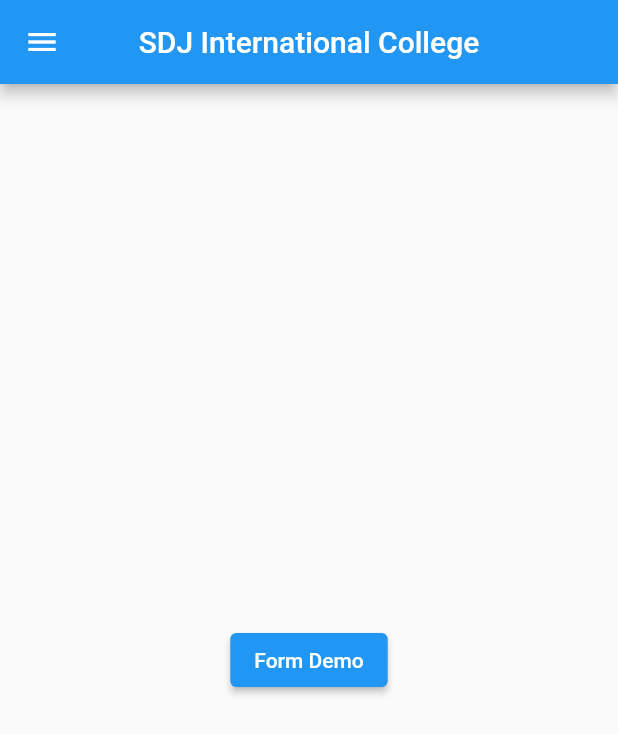
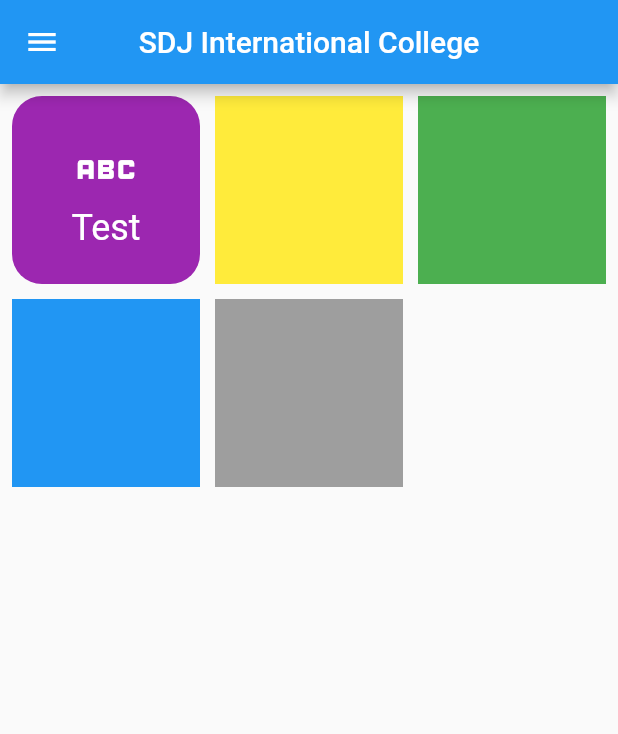
Before and after one commit to NehalPatel/sdjic_flutter, a Flutter app: the screen it shows after launch, on a phone screen of 412 x 824 dp. Shown: the top 734 px of the screen. Run offline on Flutter 3.47's test engine with Material 2 defaults, Android fonts, the phone set to English and light mode, and no system bars; our stand-ins replace fluttertoast; project files that could hold a hidden picture were left out.

Commit message:
design changes

```diff
--- a/lib/main.dart
+++ b/lib/main.dart
@@ -34,13 +34,32 @@ class HomePage extends StatelessWidget {
         title: const Text('SDJ International College'),
         centerTitle: true,
       ),
-      body: Center(
-        child: Column(
-          mainAxisAlignment: MainAxisAlignment.center,
+      body: Padding(
+        padding: const EdgeInsets.all(8.0),
+        child: GridView(
+          gridDelegate: const SliverGridDelegateWithFixedCrossAxisCount(
+            crossAxisCount: 3,
+            mainAxisSpacing: 10,
+            crossAxisSpacing: 10,
+          ),
           children: [
-            ElevatedButton(
-              child: const Text("Form Demo"),
-              onPressed: () => {},
+            const HomeCard(
+              icon: Icons.abc_rounded,
+              title: "Test",
+              navigation: "/textdemo",
+              color: Colors.purple,
+            ),
+            Container(
+              color: Colors.yellow,
+            ),
+            Container(
+              color: Colors.green,
+            ),
+            Container(
+              color: Colors.blue,
+            ),
+            Container(
+              color: Colors.grey,
             ),
           ],
         ),
@@ -49,3 +68,50 @@ class HomePage extends StatelessWidget {
     );
   }
 }
+
+class HomeCard extends StatelessWidget {
+  final IconData icon;
+  final String title;
+  final String navigation;
+  final Color color;
+
+  const HomeCard({
+    Key? key,
+    required this.icon,
+    required this.title,
+    required this.navigation,
+    required this.color,
+  }) : super(key: key);
+
+  @override
+  Widget build(BuildContext context) {
+    return InkWell(
+      onTap: () {
+        Navigator.pushNamed(context, navigation);
+      },
+      child: Container(
+        child: Column(
+          mainAxisAlignment: MainAxisAlignment.center,
+          children: [
+            const Icon(
+              Icons.abc,
+              size: 50,
+              color: Colors.white,
+            ),
+            Text(
+              title,
+              style: const TextStyle(
+                color: Colors.white,
+                fontSize: 24,
+              ),
+            )
+          ],
+        ),
+        decoration: BoxDecoration(
+          borderRadius: BorderRadius.circular(20.0),
+          color: color,
+        ),
+      ),
+    );
+  }
+}
```
Also changed, not shown: pubspec.yaml (+8 -11 lines), assets/fonts/FiraSans-Medium.ttf (added), assets/fonts/FiraSans-Regular.ttf (added), assets/images/header.png (added), assets/images/infinity.png (added), pubspec.lock.
